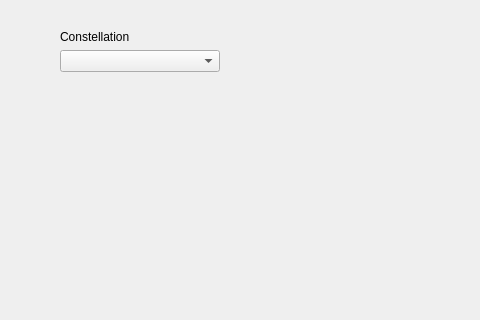
Old version of the form orbit_sim.ui in the repository DerkNiessink/orbit_sim; both pictures show x 0 to 480 and y 0 to 320 of the 801 by 599 pixel window.
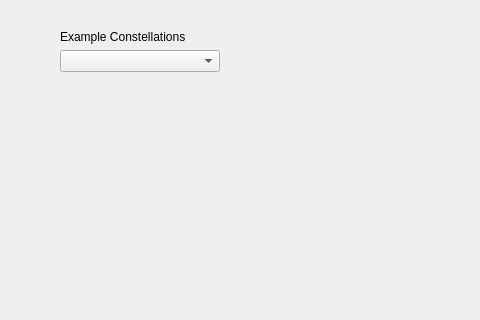
New version of the form.

Diff of the .ui file:
```diff
--- a/orbit_sim.ui
+++ b/orbit_sim.ui
@@ -40,7 +40,7 @@
      <item>
       <widget class="QLabel" name="label_1">
        <property name="text">
-        <string>Constellation</string>
+        <string>Example Constellations</string>
        </property>
       </widget>
      </item>
```
